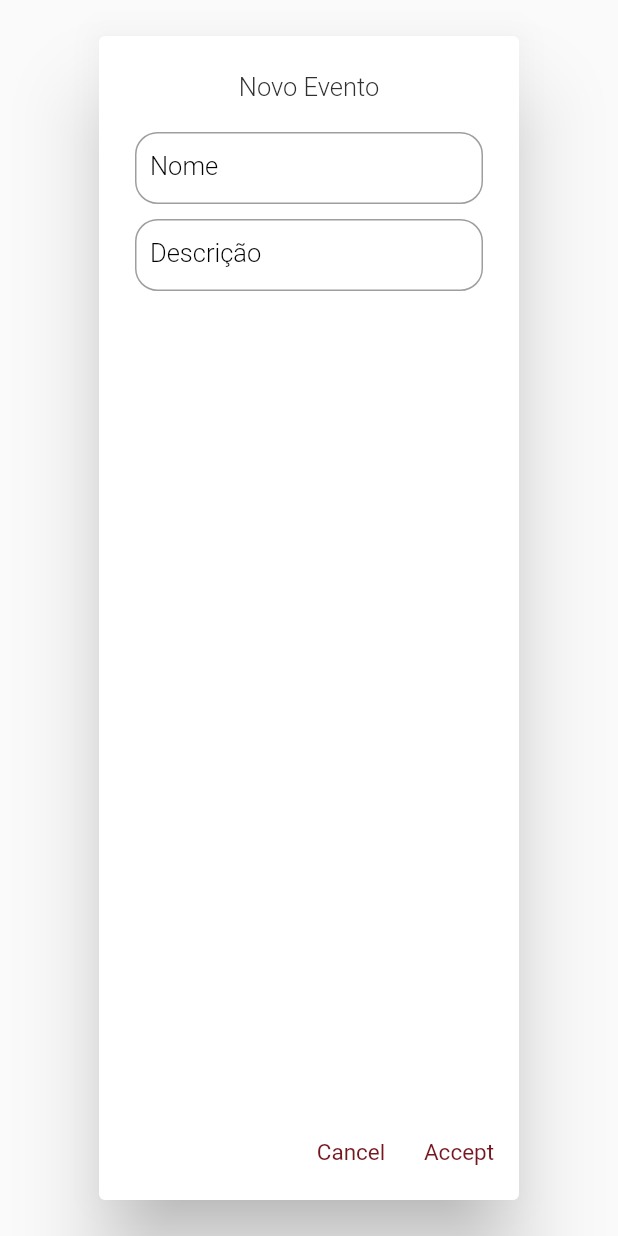
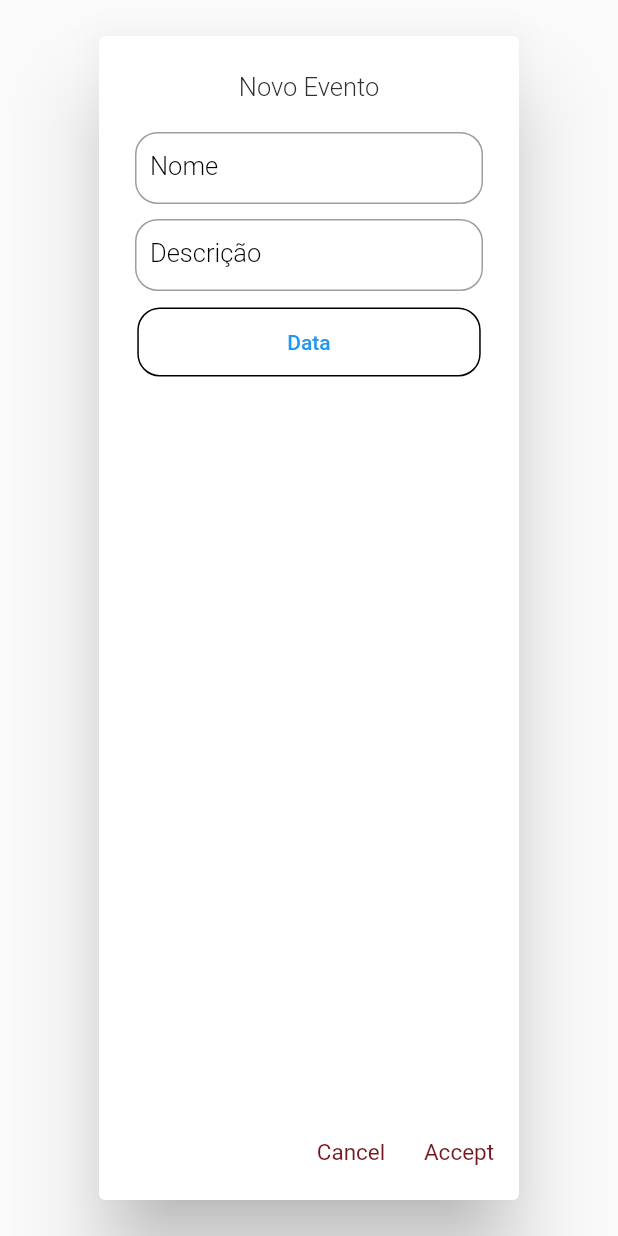
Before and after one commit to isabel-amaral/feup-esof-AcademicPlanner, a Flutter app: the NewEditDialog widget shown alone on an empty page, opened directly, on a phone screen of 412 x 824 dp. Run offline on Flutter 3.47's test engine with Material 2 defaults, Android fonts, the phone set to English and light mode, and no system bars; our stand-ins replace connectivity, email_validator, flutter_cache_manager, flutter_markdown, flutter_redux, flutter_svg and 11 more; missing offline and left inert: add_2_calendar, encrypt, query_params; accounts and stored records are empty; network calls fail.

Commit message:
Change color of calendar, redesign of "data" button

```diff
--- a/src/lib/view/Widgets/schedule_new_edit_widget.dart
+++ b/src/lib/view/Widgets/schedule_new_edit_widget.dart
@@ -17,7 +17,11 @@ class NewEditDialog extends StatelessWidget {
                 Padding(
                   padding: EdgeInsets.all(5),
                 ),
-            createTextField('Descrição')
+                createTextField('Descrição'),
+                Padding(
+                  padding: EdgeInsets.all(5),
+                ),
+                createDateButton(context),
               ],
             )),
         actions: [
@@ -43,4 +47,49 @@ class NewEditDialog extends StatelessWidget {
             labelText: field,
             labelStyle: TextStyle(color: Colors.black)));
   }
+
+  Widget createDateButton(BuildContext context){
+    return OutlinedButton(
+        onPressed: () {datePicker(context);},
+        style: ButtonStyle(
+          padding: MaterialStateProperty.resolveWith<EdgeInsetsGeometry>(
+                  (states){
+                    return EdgeInsets.symmetric(vertical:15, horizontal: 100);
                   }
+          ),
+          shape: MaterialStateProperty.resolveWith<OutlinedBorder>(
+              (states){
+                return RoundedRectangleBorder(
+                  borderRadius: BorderRadius.circular(15),
+                );
+              }
+          ),
+          side: MaterialStateProperty.resolveWith<BorderSide>(
+                  (states){
+                    return BorderSide(color:  Colors.black);
+                  }
+          )
+        ),
+        child: Text('Data'));
+  }
+
+  datePicker(BuildContext context){
+    DateTime now = DateTime.now();
+    showDatePicker(
+      context: context,
+      initialDate: DateTime(now.year, now.month, now.day),
+      firstDate: DateTime(now.year, now.month, now.day),
+      lastDate: DateTime(now.year + 1, now.month, now.day),
+      builder: (context, child){
+        return Theme(
+          data:Theme.of(context).copyWith(
+            colorScheme: ColorScheme.light(
+              primary: _darkRed
+            )
+          ),
+          child: child,
+        );
+      }
+    );
+  }
+}
```
Lines whose indentation alone changed are shown as unchanged.
